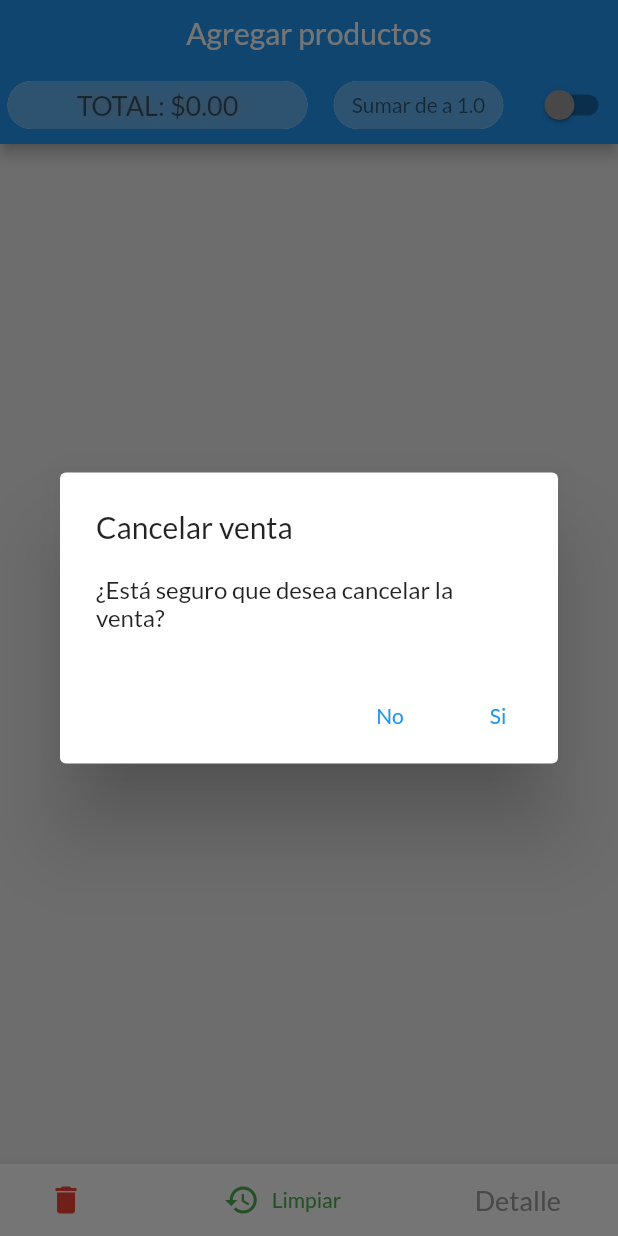
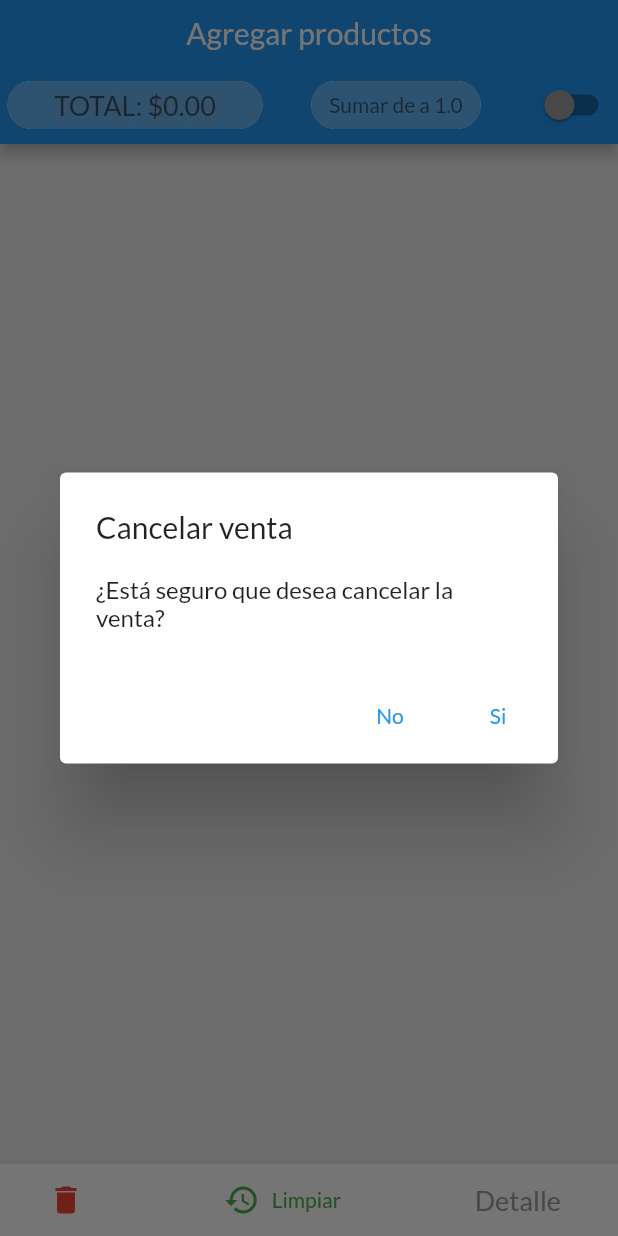
Before and after one commit to srosales1986/felinesas-app, a Flutter app: the AddProductsPage screen opened directly with empty values, after a tap on the "delete" icon, on a phone screen of 412 x 824 dp. Run offline on Flutter 3.47's test engine with Material 2 defaults, Android fonts, the phone set to English and light mode, and no system bars; our stand-ins replace animate_do, cloud_firestore, firebase_auth, firebase_core, google_fonts, open_file and 1 more; missing offline and left inert: gsheets; accounts and stored records are empty.

Commit message:
Estado de la app para la primera demo

```diff
--- a/lib/src/pages/sale/add_products_page.dart
+++ b/lib/src/pages/sale/add_products_page.dart
@@ -46,11 +46,11 @@ class _AddProductsPageState extends State<AddProductsPage> {
                     Padding(
                       padding: const EdgeInsets.only(left: 5),
                       child: SizedBox(
-                        width: 200,
+                        width: 170,
                         child: Chip(
                           backgroundColor: Colors.blue.shade300,
                           label: SizedBox(
-                            width: 200,
+                            width: 170,
                             child: SubTotalChip(),
                           ),
                         ),
--- a/lib/src/pages/sale/sale_detail/sale_detail_and_finish_sale_page.dart
+++ b/lib/src/pages/sale/sale_detail/sale_detail_and_finish_sale_page.dart
@@ -236,13 +236,13 @@ class _SaleDetailAndFinishPageState extends State<SaleDetailAndFinishPage> {
                                         .toList(),
                                   );
 
-                                  final pdfFile =
-                                      await PdfInvoiceApi.generate(invoice);
-                                  PdfApi.openFile(pdfFile);
                                   saleProvider.clear();
                                   saleProvider.clearCurrenSale();
                                   saleProvider.saleProductList = [];
                                   saleProvider.finalTotal = 0;
+                                  final pdfFile =
+                                      await PdfInvoiceApi.generate(invoice);
+                                  PdfApi.openFile(pdfFile);
 
                                   // Navigator.of(context).pop(false);
                                 },
```
Also changed, not shown: 5 other files.
